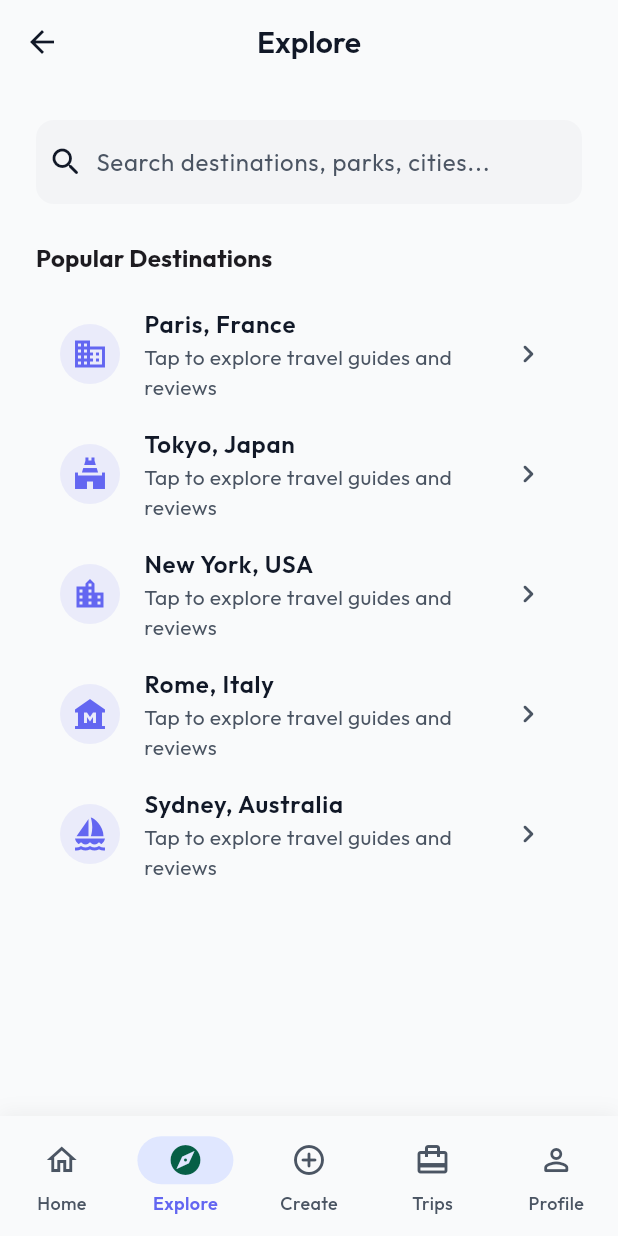
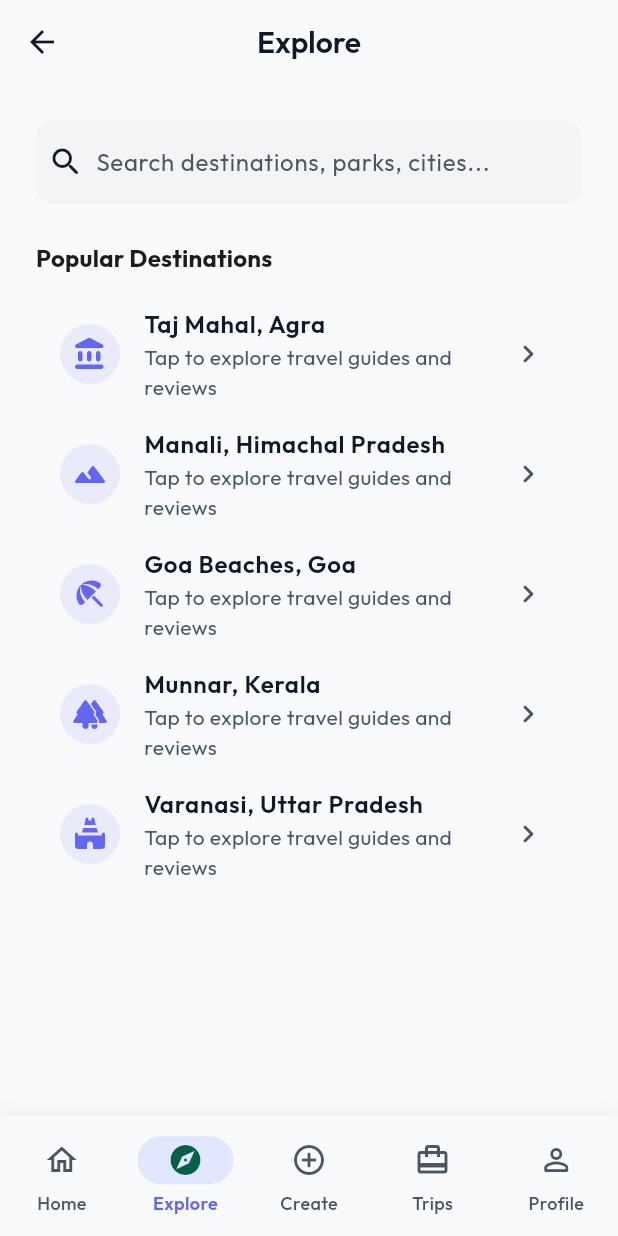
Before and after one commit to yashsonar1807/roamly, a Flutter app: the DashboardScreen screen opened by its route, item 2 of the bottom bar chosen, on a phone screen of 412 x 824 dp. Run offline on Flutter 3.47's test engine with Material 3 defaults, Android fonts, the phone set to English and light mode, and no system bars; our stand-ins replace dio, flutter_screenutil, google_fonts, shared_preferences; accounts and stored records are empty.

Commit message:
chore: update mock explore list to show Indian destinations only

```diff
--- a/frontend/lib/screens/dashboard_screen.dart
+++ b/frontend/lib/screens/dashboard_screen.dart
@@ -295,8 +295,20 @@ class _ExploreView extends StatelessWidget {
             child: ListView.builder(
               itemCount: 5,
               itemBuilder: (context, index) {
-                final cities = ['Paris, France', 'Tokyo, Japan', 'New York, USA', 'Rome, Italy', 'Sydney, Australia'];
-                final icons = [Icons.domain, Icons.temple_hindu, Icons.location_city, Icons.museum, Icons.sailing];
+                final cities = [
+                  'Taj Mahal, Agra',
+                  'Manali, Himachal Pradesh',
+                  'Goa Beaches, Goa',
+                  'Munnar, Kerala',
+                  'Varanasi, Uttar Pradesh'
+                ];
+                final icons = [
+                  Icons.account_balance_rounded,
+                  Icons.landscape_rounded,
+                  Icons.beach_access_rounded,
+                  Icons.forest_rounded,
+                  Icons.temple_hindu_rounded
+                ];
                 return ListTile(
                   leading: CircleAvatar(
                     backgroundColor: theme.colorScheme.primary.withValues(alpha: 0.1),
```
